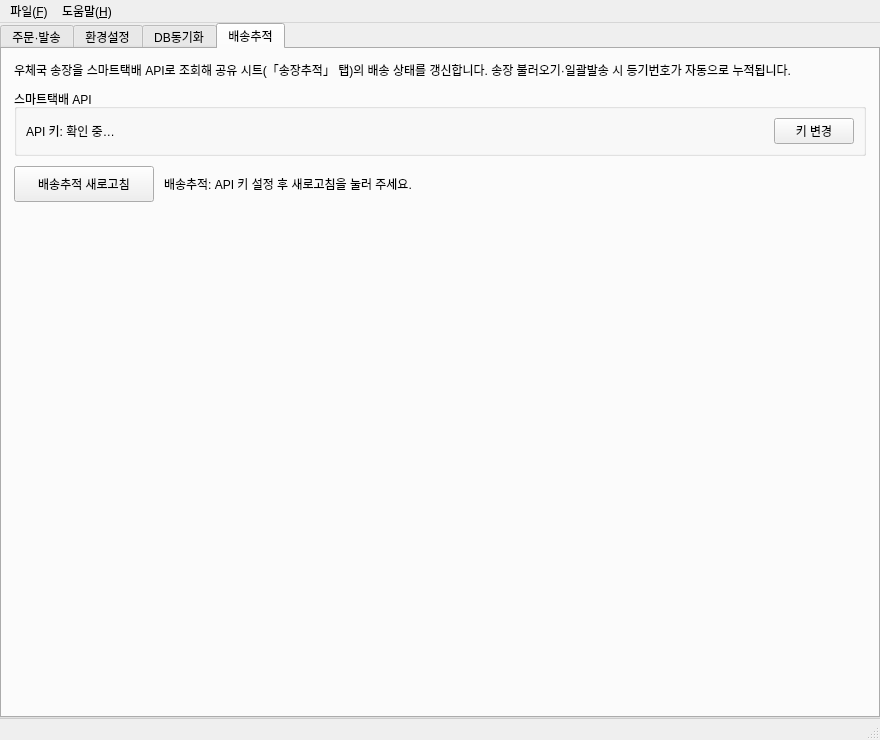
Before: the Qt Designer form ui/main_window.ui in Peanut0711/easy-fulfill, drawn with Qt 5.
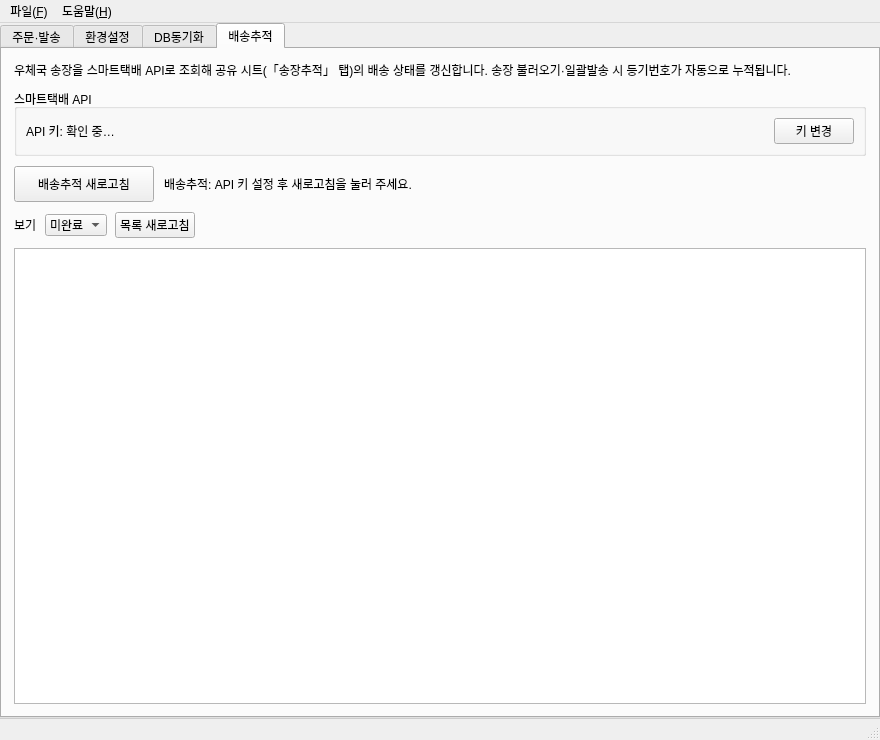
After: the same form once the commit is applied. The open tabs and pages were chosen to show the change.

Commit message:
feat: 배송추적 앱 내 표(테이블) 뷰 + 새로고침 진행률
- 배송추적 탭에 스크롤 테이블 추가: 등기번호/수취인/스토어/주문번호/
  배송상태/완료/마지막위치/최근조회/비고
- 필터: 미완료(기본)/오늘/전체, 표시·전체 건수 라벨
- 「목록 새로고침」으로 공유 시트에서 재로딩, 탭 진입·새로고침 후 자동 갱신
- 새로고침 진행률 표시(n/총) — 수백 건도 진행 체감
- run_tracking_refresh_worker에 progress_cb 추가, run_tracking_list_worker 신설

```diff
--- a/ui/main_window.ui
+++ b/ui/main_window.ui
@@ -1410,17 +1410,79 @@
          </layout>
         </item>
         <item>
-         <spacer name="verticalSpacer_tracking">
-          <property name="orientation">
-           <enum>Qt::Orientation::Vertical</enum>
+         <layout class="QHBoxLayout" name="horizontalLayout_tracking_filter">
+          <property name="spacing">
+           <number>8</number>
           </property>
-          <property name="sizeHint" stdset="0">
-           <size>
-            <width>0</width>
-            <height>0</height>
-           </size>
+          <item>
+           <widget class="QLabel" name="label_tracking_filter">
+            <property name="text">
+             <string>보기</string>
+            </property>
+           </widget>
+          </item>
+          <item>
+           <widget class="QComboBox" name="comboBox_tracking_filter">
+            <item>
+             <property name="text">
+              <string>미완료</string>
+             </property>
+            </item>
+            <item>
+             <property name="text">
+              <string>오늘</string>
+             </property>
+            </item>
+            <item>
+             <property name="text">
+              <string>전체</string>
+             </property>
+            </item>
+           </widget>
+          </item>
+          <item>
+           <widget class="QPushButton" name="pushButton_tracking_list_reload">
+            <property name="text">
+             <string>목록 새로고침</string>
+            </property>
+            <property name="toolTip">
+             <string>공유 시트에서 송장추적 목록을 다시 읽어옵니다.</string>
+            </property>
+           </widget>
+          </item>
+          <item>
+           <widget class="QLabel" name="label_tracking_count">
+            <property name="sizePolicy">
+             <sizepolicy hsizetype="Expanding" vsizetype="Preferred">
+              <horstretch>1</horstretch>
+              <verstretch>0</verstretch>
+             </sizepolicy>
+            </property>
+            <property name="text">
+             <string/>
+            </property>
+            <property name="alignment">
+             <set>Qt::AlignmentFlag::AlignRight|Qt::AlignmentFlag::AlignVCenter</set>
+            </property>
+           </widget>
+          </item>
+         </layout>
+        </item>
+        <item>
+         <widget class="QTableWidget" name="tableWidget_tracking">
+          <property name="editTriggers">
+           <set>QAbstractItemView::EditTrigger::NoEditTriggers</set>
           </property>
-         </spacer>
+          <property name="alternatingRowColors">
+           <bool>true</bool>
+          </property>
+          <property name="selectionBehavior">
+           <enum>QAbstractItemView::SelectionBehavior::SelectRows</enum>
+          </property>
+          <property name="sortingEnabled">
+           <bool>true</bool>
+          </property>
+         </widget>
         </item>
        </layout>
       </widget>
```
The commit also changes 1 other file.
